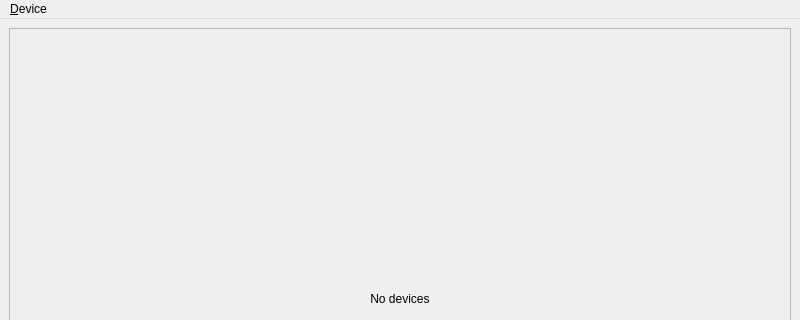
This is DesktopClient/src/UI/WndDevices.ui in madmaxoft/Deskemes as Qt 5 draws it before an edit; both pictures show x 0 to 800 and y 0 to 320 of the 800 by 600 pixel window. The edited form follows.
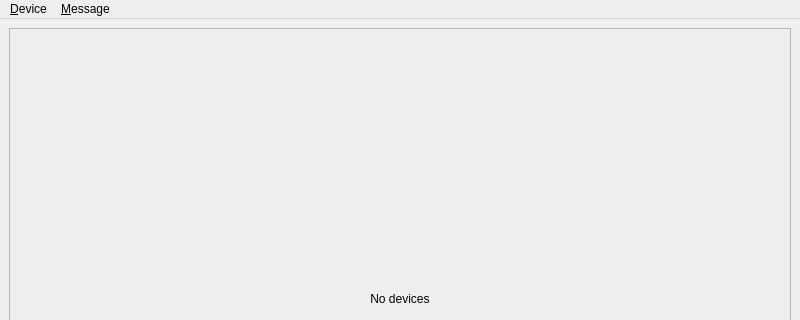
This is the edited form.

Patch:
```diff
--- a/DesktopClient/src/UI/WndDevices.ui
+++ b/DesktopClient/src/UI/WndDevices.ui
@@ -63,7 +63,14 @@
     <addaction name="separator"/>
     <addaction name="actExit"/>
    </widget>
+   <widget class="QMenu" name="menu_Message">
+    <property name="title">
+     <string>&amp;Message</string>
+    </property>
+    <addaction name="actMessageSendNew"/>
+   </widget>
    <addaction name="menu_Device"/>
+   <addaction name="menu_Message"/>
   </widget>
   <widget class="QStatusBar" name="statusbar"/>
   <action name="actDeviceNew">
```
Left out of the diff: 11 changed lines with no effect on the pictures.
